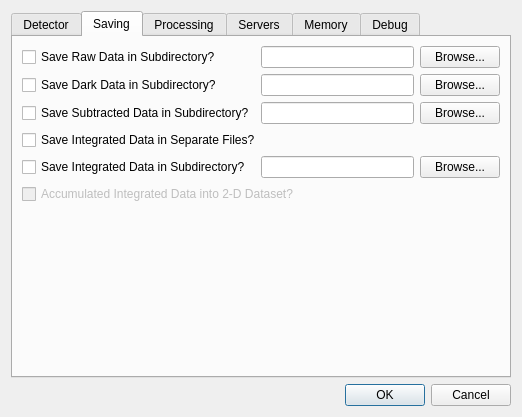
Old version of the form source/qxrdpreferencesdialog.ui in the repository guyjennings/qxrd.
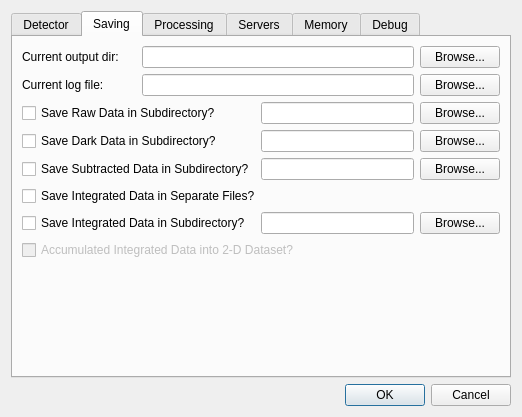
New version of the form. The open tabs and pages were chosen to show the change.

Commit message: Implement file saving options in preferences dialog

```diff
--- a/source/qxrdpreferencesdialog.ui
+++ b/source/qxrdpreferencesdialog.ui
@@ -147,82 +147,82 @@
        <string>Saving</string>
       </attribute>
       <layout class="QGridLayout" name="gridLayout_7">
-       <item row="0" column="0" colspan="2">
+       <item row="2" column="0" colspan="2">
         <widget class="QCheckBox" name="m_SaveRawInSubdir">
          <property name="text">
           <string>Save Raw Data in Subdirectory?</string>
          </property>
         </widget>
        </item>
-       <item row="0" column="2" colspan="2">
+       <item row="2" column="2" colspan="2">
         <widget class="QLineEdit" name="m_SaveRawSubdir"/>
        </item>
-       <item row="0" column="4">
+       <item row="2" column="4">
         <widget class="QPushButton" name="m_SaveRawBrowse">
          <property name="text">
           <string>Browse...</string>
          </property>
         </widget>
        </item>
-       <item row="1" column="0" colspan="2">
+       <item row="3" column="0" colspan="2">
         <widget class="QCheckBox" name="m_SaveDarkInSubdir">
          <property name="text">
           <string>Save Dark Data in Subdirectory?</string>
          </property>
         </widget>
        </item>
-       <item row="1" column="2" colspan="2">
+       <item row="3" column="2" colspan="2">
         <widget class="QLineEdit" name="m_SaveDarkSubdir"/>
        </item>
-       <item row="1" column="4">
+       <item row="3" column="4">
         <widget class="QPushButton" name="m_SaveDarkBrowse">
          <property name="text">
           <string>Browse...</string>
          </property>
         </widget>
        </item>
-       <item row="2" column="0" colspan="2">
+       <item row="4" column="0" colspan="2">
         <widget class="QCheckBox" name="m_SaveSubtractedInSubdir">
          <property name="text">
           <string>Save Subtracted Data in Subdirectory?</string>
          </property>
         </widget>
        </item>
-       <item row="2" column="2" colspan="2">
+       <item row="4" column="2" colspan="2">
         <widget class="QLineEdit" name="m_SaveSubtractedSubdir"/>
        </item>
-       <item row="2" column="4">
+       <item row="4" column="4">
         <widget class="QPushButton" name="m_SaveSubtractedBrowse">
          <property name="text">
           <string>Browse...</string>
          </property>
         </widget>
        </item>
-       <item row="3" column="0" colspan="4">
+       <item row="5" column="0" colspan="4">
         <widget class="QCheckBox" name="m_SaveIntegratedSeparately">
          <property name="text">
           <string>Save Integrated Data in Separate Files?</string>
          </property>
         </widget>
        </item>
-       <item row="4" column="0" colspan="2">
-        <widget class="QCheckBox" name="m_SaveIntegratedinSubdir">
+       <item row="6" column="0" colspan="2">
+        <widget class="QCheckBox" name="m_SaveIntegratedInSubdir">
          <property name="text">
           <string>Save Integrated Data in Subdirectory?</string>
          </property>
         </widget>
        </item>
-       <item row="4" column="2" colspan="2">
+       <item row="6" column="2" colspan="2">
         <widget class="QLineEdit" name="m_SaveIntegratedSubdir"/>
        </item>
-       <item row="4" column="4">
+       <item row="6" column="4">
         <widget class="QPushButton" name="m_SaveIntegratedBrowse">
          <property name="text">
           <string>Browse...</string>
          </property>
         </widget>
        </item>
-       <item row="6" column="1">
+       <item row="8" column="1">
         <spacer name="verticalSpacer_5">
          <property name="orientation">
           <enum>Qt::Vertical</enum>
@@ -235,7 +235,7 @@
          </property>
         </spacer>
        </item>
-       <item row="5" column="0" colspan="5">
+       <item row="7" column="0" colspan="5">
         <widget class="QCheckBox" name="m_AccumulateIntegrated2D">
          <property name="enabled">
           <bool>false</bool>
@@ -248,6 +248,40 @@
          </property>
         </widget>
        </item>
+       <item row="0" column="1" colspan="3">
+        <widget class="QLineEdit" name="m_CurrentOutputDirectory"/>
+       </item>
+       <item row="0" column="0">
+        <widget class="QLabel" name="label_2">
+         <property name="text">
+          <string>Current output dir:</string>
+         </property>
+        </widget>
+       </item>
+       <item row="0" column="4">
+        <widget class="QPushButton" name="m_CurrentOutputBrowse">
+         <property name="text">
+          <string>Browse...</string>
+         </property>
+        </widget>
+       </item>
+       <item row="1" column="0">
+        <widget class="QLabel" name="label_10">
+         <property name="text">
+          <string>Current log file:</string>
+         </property>
+        </widget>
+       </item>
+       <item row="1" column="1" colspan="3">
+        <widget class="QLineEdit" name="m_CurrentLogFile"/>
+       </item>
+       <item row="1" column="4">
+        <widget class="QPushButton" name="m_CurrentLogfileBrowse">
+         <property name="text">
+          <string>Browse...</string>
+         </property>
+        </widget>
+       </item>
       </layout>
      </widget>
      <widget class="QWidget" name="tab_3">
```
Left out of the diff: 2 changed lines with no effect on the pictures. The commit also changes 2 other files.
